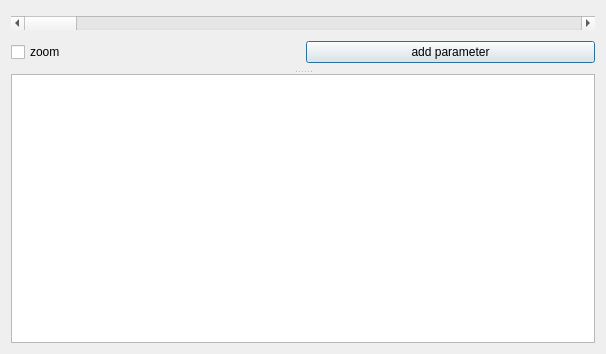
This is Azenqos/linechart3.ui in meritechsolutions/azenqos_qgis_plugin as Qt 5 draws it before an edit. The edited form follows.
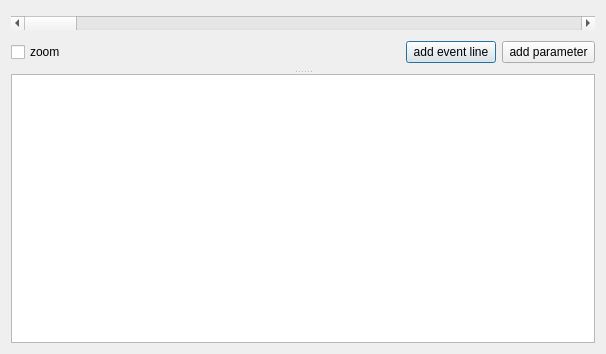
This is the edited form.

Commit message: add line chart event

The edit to the form file:
```diff
--- a/Azenqos/linechart3.ui
+++ b/Azenqos/linechart3.ui
@@ -40,10 +40,30 @@
            </property>
           </widget>
          </item>
+         <item>
+          <spacer name="horizontalSpacer">
+           <property name="orientation">
+            <enum>Qt::Horizontal</enum>
+           </property>
+           <property name="sizeHint" stdset="0">
+            <size>
+             <width>40</width>
+             <height>20</height>
+            </size>
+           </property>
+          </spacer>
+         </item>
+         <item>
+          <widget class="QPushButton" name="addEvent">
+           <property name="text">
+            <string> add event line </string>
+           </property>
+          </widget>
+         </item>
          <item>
           <widget class="QPushButton" name="addParam">
            <property name="text">
-            <string>add parameter</string>
+            <string> add parameter </string>
            </property>
           </widget>
          </item>
```
The commit also changes 7 other files.
